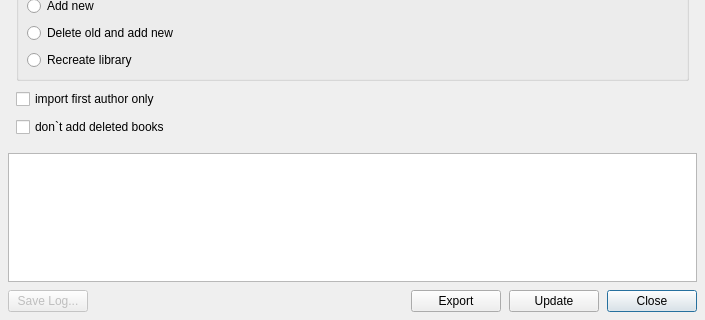
Old version of the form freeLib/src/addlibrary.ui in the repository vpoluyaktov/freeLib; both pictures show x 0 to 705 and y 275 to 595 of the 705 by 595 pixel window.
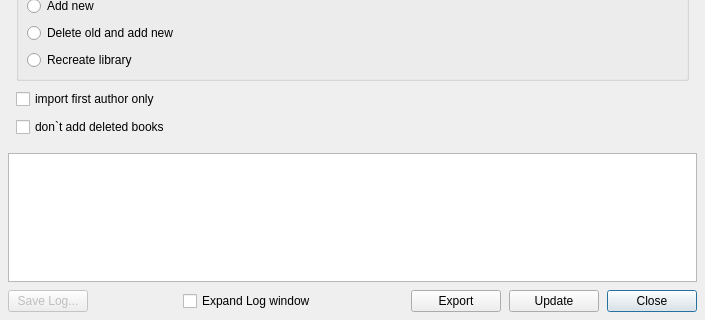
New version of the form. Icons and pictures are not drawn.

The edit to the form file:
```diff
--- a/freeLib/src/addlibrary.ui
+++ b/freeLib/src/addlibrary.ui
@@ -365,6 +365,26 @@
        </property>
       </widget>
      </item>
+     <item>
+      <spacer name="horizontalSpacer_2">
+       <property name="orientation">
+        <enum>Qt::Horizontal</enum>
+       </property>
+       <property name="sizeHint" stdset="0">
+        <size>
+         <width>40</width>
+         <height>20</height>
+        </size>
+       </property>
+      </spacer>
+     </item>
+     <item>
+      <widget class="QCheckBox" name="checkBoxShowLog">
+       <property name="text">
+        <string>Expand Log window</string>
+       </property>
+      </widget>
+     </item>
      <item>
       <spacer name="horizontalSpacer">
        <property name="orientation">
```
